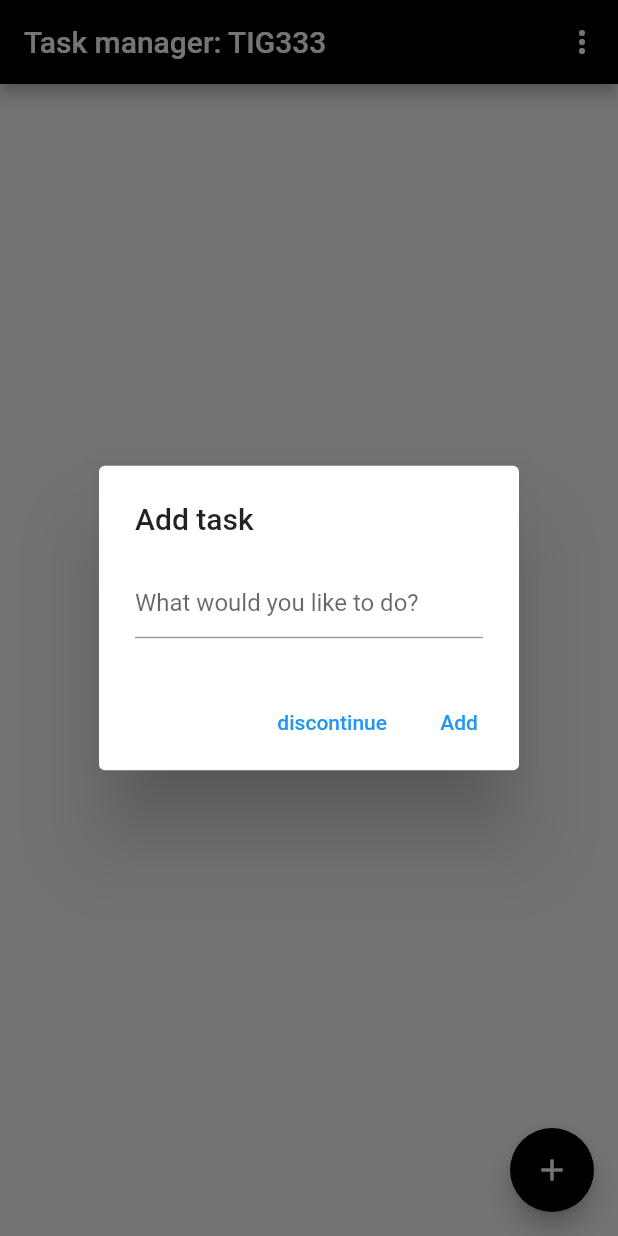
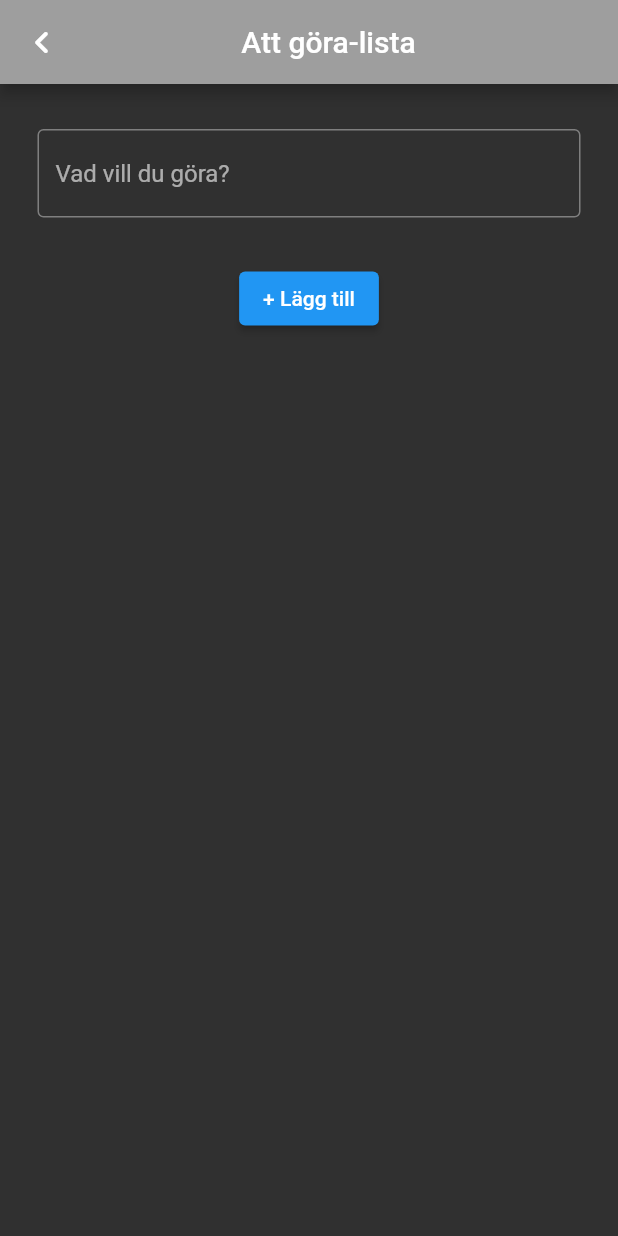
Before and after one commit to gu-tig333-ht22/gusbunkfa, a Flutter app: the screen it shows after launch, after a tap on the "add" icon, on a phone screen of 412 x 824 dp. Run offline on Flutter 3.47's test engine with Material 2 defaults, Android fonts, the phone set to English and light mode, and no system bars.

```diff
--- /dev/null
+++ b/lib/SecondView.dart
@@ -0,0 +1,85 @@
+import 'package:flutter/material.dart';
+import 'model.dart';
+
+class SecondView extends StatefulWidget {
+  final TaskItemState taskitem;
+
+  const SecondView(this.taskitem);
+
+  @override
+  State<StatefulWidget> createState() {
+    return SecondViewState(taskitem);
+  }
+}
+
+class SecondViewState extends State<SecondView> {
+  late String title;
+
+  late TextEditingController textEditingController;
+
+  SecondViewState(TaskItemState taskitem) {
+    title = taskitem.title;
+
+    textEditingController = TextEditingController();
+
+    textEditingController.addListener(() {
+      setState(() {
+        title = textEditingController.text;
+      });
+    });
+  }
+
+  @override
+  Widget build(BuildContext context) {
+    var scaffold = Scaffold(
+        appBar: AppBar(
+          backgroundColor: Colors.grey,
+          leading: IconButton(
+            color: Colors.white,
+            onPressed: () {
+              Navigator.pop(context);
+            },
+            icon: const Icon(Icons.keyboard_arrow_left_rounded, size: 30),
+          ),
+          title: Center(
+            child: Container(
+                alignment: Alignment.center,
+                margin: const EdgeInsets.only(right: 30),
+                child: const Text(
+                  'Att göra-lista',
+                  style: TextStyle(color: Colors.white),
+                )),
+          ),
+        ),
+        body: _createtask());
+    return MaterialApp(
+      title: 'TDL-2022',
+      theme: ThemeData.dark(),
+      home: scaffold,
+      debugShowCheckedModeBanner: false,
+    );
+  }
+
+  _createtask() {
+    return Column(children: [
+      Container(
+        margin: const EdgeInsets.only(left: 25, right: 25, top: 30),
+        child: TextField(
+          controller: textEditingController,
+          decoration: const InputDecoration(
+            border: OutlineInputBorder(
+              borderSide: BorderSide(color: Colors.white),
+            ),
+            hintText: 'Vad vill du göra?',
+          ),
+        ),
+      ),
+      Container(height: 30),
+      ElevatedButton(
+          child: const Text("+ Lägg till"),
+          onPressed: () {
+            Navigator.pop(context, TaskItemState(title: title));
+          }),
+    ]);
+  }
+}
--- a/lib/main.dart
+++ b/lib/main.dart
@@ -1,185 +1,105 @@
 import 'package:flutter/material.dart';
 import 'package:provider/provider.dart';
-import 'TDL_provider.dart';
+import 'TaskList.dart';
+import 'SecondView.dart';
+import 'model.dart';
 
-void main() => runApp(const TaskApp());
+void main() {
+  var state = MyState();
 
-class Task {
-  Task({required this.name, required this.checked});
-  final String name;
-  bool checked;
+  runApp(
+    ChangeNotifierProvider(create: (context) => state, child: const TaskApp()),
+  );
 }
 
-class TaskList extends StatefulWidget {
-  const TaskList({Key? key}) : super(key: key);
-
-  get checked => null;
-
-  @override
-  _TaskListState createState() => _TaskListState();
-}
-
-class _TaskListState extends State<TaskList> {
-  final TextEditingController _textFieldController = TextEditingController();
-  final List<Task> _Tasks = <Task>[];
+class TaskApp extends StatelessWidget {
+  const TaskApp({Key? key}) : super(key: key);
 
   @override
   Widget build(BuildContext context) {
-    return Scaffold(
-      appBar: AppBar(
-        title: const Text('Task manager: TIG333'),
-        backgroundColor: const Color.fromARGB(255, 0, 0, 0),
-        actions: <Widget>[
-          PopupMenuButton<String>(
-            onSelected: (value) {
-              setState(() {
-                Provider.of<TaskProvider>(context, listen: false)
-                    .setFilterBy(value);
-              });
-            },
-            itemBuilder: (context) => [
-              const PopupMenuItem(child: Text('Show all'), value: 'all'),
-              const PopupMenuItem(child: Text('Dont show all'), value: 'not'),
-              const PopupMenuItem(child: Text('Show all'), value: 'Done')
-            ],
-          )
-        ],
-      ),
-      body: ListView(
-        padding: const EdgeInsets.symmetric(vertical: 6.0),
-        children: _Tasks.map((Task todo) {
-          return TodoItem(
-            todo: todo,
-            onTodoChanged: _handleTodoChange,
-          );
-        }).toList(),
-      ),
-      floatingActionButton: FloatingActionButton(
-          onPressed: () => _displayDialog(),
-          tooltip: 'Add task',
-          backgroundColor: const Color.fromARGB(255, 0, 0, 0),
-          child: const Icon(Icons.add)),
-    );
-  }
-
-  void _handleTodoChange(Task todo) {
-    setState(() {
-      todo.checked = !todo.checked;
-    });
-  }
-
-  void _addTodoItem(String name) {
-    setState(() {
-      _Tasks.add(Task(name: name, checked: false));
-    });
-    _textFieldController.clear();
-  }
-
-  Future<void> _displayDialog() async {
-    return showDialog<void>(
-      context: context,
-      barrierDismissible: false,
-      builder: (BuildContext context) {
-        return AlertDialog(
-          title: const Text('Add task'),
-          content: TextField(
-            controller: _textFieldController,
-            decoration:
-                const InputDecoration(hintText: 'What would you like to do?'),
-          ),
-          actions: <Widget>[
-            TextButton(
-              child: const Text('discontinue'),
-              onPressed: () {
-                Navigator.of(context).pop();
-              },
-            ),
-            TextButton(
-              child: const Text('Add'),
-              onPressed: () {
-                Navigator.of(context).pop();
-                _addTodoItem(_textFieldController.text);
-              },
-            )
-          ],
-        );
-      },
+    return MaterialApp(
+      title: 'TDL-2022',
+      theme: ThemeData.dark(),
+      home: const MyHomeView(title: 'Att göra-lista'),
+      debugShowCheckedModeBanner: false,
     );
   }
 }
 
-Widget deleteButton(BuildContext context, todo, String name) {
-  return IconButton(
-    icon: const Icon(Icons.delete_outline),
-    tooltip: "Delete",
-    onPressed: () => showDialog<String>(
-      context: context,
-      builder: (BuildContext context) => AlertDialog(
-        title: const Text('Warning'),
-        content: Text("Do you want to delete '$name'?"),
-        actions: <Widget>[
-          TextButton(
-            onPressed: () => Navigator.pop(context, 'Cancel'),
-            child: const Text('Cancel'),
-          ),
-          TextButton(
-            onPressed: () async {
-              Provider.of<TaskProvider>(context, listen: false)
-                  .removeTask(todo);
-              Navigator.pop(context);
-            },
-            child: const Text('OK'),
-          ),
-        ],
-      ),
-    ),
-  );
+class MyHomeView extends StatefulWidget {
+  const MyHomeView({Key? key, required this.title}) : super(key: key);
+
+  final String title;
+
+  @override
+  State<MyHomeView> createState() => _MyHomeViewState();
 }
 
-class TodoItem extends StatelessWidget {
-  TodoItem({
-    required this.todo,
-    required this.onTodoChanged,
-  }) : super(key: ObjectKey(todo));
+class _MyHomeViewState extends State<MyHomeView> {
+  @override
+  Widget build(BuildContext context) => Scaffold(
+        appBar: AppBar(
+          backgroundColor: Colors.grey,
+          title: const Text("Att göra-lista"),
+          centerTitle: true,
+          actions: [
+            PopupMenuButton(
+                onSelected: (String value) {
+                  Provider.of<MyState>(context, listen: false).filter(value);
+                },
+                itemBuilder: (context) => [
+                      const PopupMenuItem(
+                          value: 'Alla', child: Text('Visa alla')),
+                      const PopupMenuItem(
+                          value: 'Klar', child: Text('Visa klara')),
+                      const PopupMenuItem(
+                          value: 'Inte', child: Text('Visa inte klara'))
+                    ]),
+          ],
+        ),
+        body: Consumer<MyState>(
+            builder: (context, state, child) =>
+                TaskList(filterList: _filterList(state.list, state.filterBy))),
+        floatingActionButton: FloatingActionButton(
+          backgroundColor: Colors.grey,
+          child: const Icon(
+            Icons.add,
+          ),
+          onPressed: () async {
+            var newtask = await Navigator.push(
+                context,
+                MaterialPageRoute(
+                    builder: (context) => SecondView(TaskItemState(
+                          title: '',
+                        ))));
+            if (newtask != null) {
+              Provider.of<MyState>(context, listen: false).addtask(newtask);
+            }
+          },
+        ),
+      );
 
-  final Task todo;
-  final onTodoChanged;
+  List<TaskItemState> _filterList(List<TaskItemState> list, String filterBy) {
+    List<TaskItemState> filteredList = [];
+    filteredList.clear();
 
-  TextStyle? _getTextStyle(bool checked) {
-    if (!checked) return null;
+    if (filterBy == "Klar") {
+      list.forEach((TaskItemState element) {
+        if (element.value == true) {
+          filteredList.add(element);
+        }
+      });
+      return filteredList;
+    }
 
-    return const TextStyle(
-      color: Color.fromARGB(115, 0, 0, 0),
-      decoration: TextDecoration.lineThrough,
-    );
-  }
-
-  @override
-  Widget build(BuildContext context) {
-    return StatefulBuilder(
-        builder: (BuildContext context, StateSetter setState) {
-      return Card(
-          child: CheckboxListTile(
-        title: Text(todo.name, style: _getTextStyle(todo.checked)),
-        value: todo.checked,
-        secondary: deleteButton(context, todo, todo.name),
-        onChanged: (newValue) {
-          onTodoChanged(todo);
-        },
-        controlAffinity: ListTileControlAffinity.leading,
-      ));
-    });
+    if (filterBy == "Inte") {
+      for (var element in list) {
+        if (element.value == false) {
+          filteredList.add(element);
+        }
+      }
+      return filteredList;
+    }
+    return list;
   }
 }
-
-class TaskApp extends StatelessWidget {
-  const TaskApp({super.key});
-
-  @override
-  Widget build(BuildContext context) {
-    return const MaterialApp(
-      title: 'TIG333:',
-      home: TaskList(),
-    );
-  }
-}
--- /dev/null
+++ b/lib/model.dart
@@ -0,0 +1,35 @@
+import 'package:flutter/material.dart';
+
+class MyState extends ChangeNotifier {
+  final List<TaskItemState> _list = [];
+
+  List<TaskItemState> get list => _list;
+
+  String _filterBy = 'Alla';
+  String get filterBy => _filterBy;
+
+  void removetask(TaskItemState taskitem) {
+    _list.remove(taskitem);
+    notifyListeners();
+  }
+
+  void addtask(TaskItemState taskitem) {
+    _list.add(taskitem);
+    notifyListeners();
+  }
+
+  void filter(String filterBy) {
+    _filterBy = filterBy;
+    notifyListeners();
+  }
+}
+
+class TaskItemState {
+  final String title;
+  bool value;
+
+  TaskItemState({
+    required this.title,
+    this.value = false,
+  });
+}
--- a/lib/task.dart
+++ /dev/null
@@ -1,6 +0,0 @@
-class Tasks {
-  String name;
-  bool checked;
-
-  Tasks(this.name, this.checked);
-}
--- a/pubspec.yaml
+++ b/pubspec.yaml
@@ -35,6 +35,7 @@ dependencies:
   # Use with the CupertinoIcons class for iOS style icons.
   cupertino_icons: ^1.0.2
   provider: ^6.0.3
+  http: ^0.13.5
 
 dev_dependencies:
   flutter_test:
```
Also changed, not shown: lib/TDL_provider.dart (deleted, +0 -47 lines), lib/TaskList.dart (added, +44 -0 lines), lib/list.dart (deleted, +0 -36 lines), pubspec.lock.
